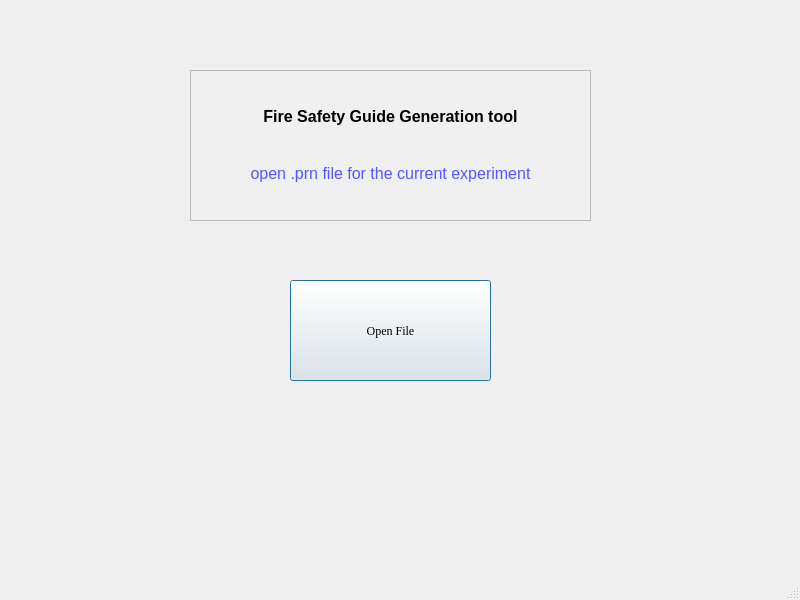
The window that cpp_ui/mainwindow.ui (zijianKING/Fire_Safety) describes before a commit, drawn with Qt 5.
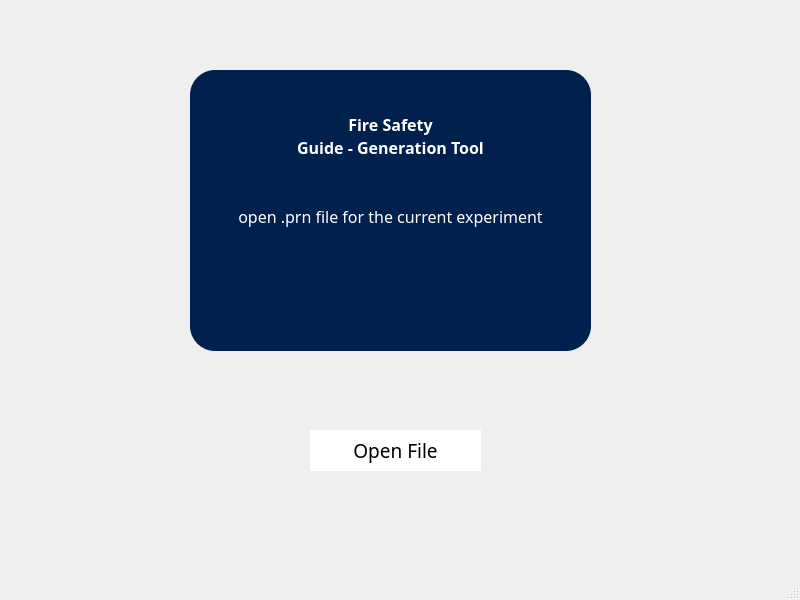
The same window after the commit.

```diff
--- a/cpp_ui/mainwindow.ui
+++ b/cpp_ui/mainwindow.ui
@@ -17,17 +17,26 @@
    <widget class="QPushButton" name="pushButton">
     <property name="geometry">
      <rect>
-      <x>290</x>
-      <y>280</y>
-      <width>201</width>
-      <height>101</height>
+      <x>310</x>
+      <y>430</y>
+      <width>171</width>
+      <height>41</height>
      </rect>
     </property>
     <property name="font">
      <font>
-      <family>Georgia</family>
+      <family>Centaur</family>
+      <pointsize>14</pointsize>
+      <weight>50</weight>
+      <italic>false</italic>
+      <bold>false</bold>
      </font>
     </property>
+    <property name="styleSheet">
+     <string notr="true">background: rgb(255, 255, 255);
+border-radius: 25px;
+font: 14pt &quot;Centaur&quot;;</string>
+    </property>
     <property name="text">
      <string>Open File</string>
     </property>
@@ -47,24 +56,36 @@
       <x>190</x>
       <y>70</y>
       <width>401</width>
-      <height>151</height>
+      <height>281</height>
      </rect>
     </property>
+    <property name="font">
+     <font>
+      <family>Centaur</family>
+      <pointsize>14</pointsize>
+      <weight>50</weight>
+      <italic>false</italic>
+      <bold>false</bold>
+     </font>
+    </property>
     <property name="styleSheet">
-     <string notr="true">background-color: rgb(240, 240, 240);
-border-color:  rgb(240, 240, 240);</string>
+     <string notr="true">background-color: rgb(0, 32, 78);
+border-color:  rgb(240, 240, 240);
+border-radius: 25px;
+font: 14pt &quot;Centaur&quot;;</string>
     </property>
     <property name="html">
      <string>&lt;!DOCTYPE HTML PUBLIC &quot;-//W3C//DTD HTML 4.0//EN&quot; &quot;http://www.w3.org/TR/REC-html40/strict.dtd&quot;&gt;
 &lt;html&gt;&lt;head&gt;&lt;meta name=&quot;qrichtext&quot; content=&quot;1&quot; /&gt;&lt;style type=&quot;text/css&quot;&gt;
 p, li { white-space: pre-wrap; }
-&lt;/style&gt;&lt;/head&gt;&lt;body style=&quot; font-family:'MS Shell Dlg 2'; font-size:8.25pt; font-weight:400; font-style:normal;&quot;&gt;
-&lt;p align=&quot;center&quot; style=&quot;-qt-paragraph-type:empty; margin-top:0px; margin-bottom:0px; margin-left:0px; margin-right:0px; -qt-block-indent:0; text-indent:0px;&quot;&gt;&lt;br /&gt;&lt;/p&gt;
-&lt;p align=&quot;center&quot; style=&quot;-qt-paragraph-type:empty; margin-top:0px; margin-bottom:0px; margin-left:0px; margin-right:0px; -qt-block-indent:0; text-indent:0px; font-size:12pt; font-weight:600;&quot;&gt;&lt;br /&gt;&lt;/p&gt;
-&lt;p align=&quot;center&quot; style=&quot; margin-top:0px; margin-bottom:0px; margin-left:0px; margin-right:0px; -qt-block-indent:0; text-indent:0px;&quot;&gt;&lt;span style=&quot; font-size:12pt; font-weight:600;&quot;&gt;Fire Safety Guide Generation tool&lt;/span&gt;&lt;/p&gt;
-&lt;p align=&quot;center&quot; style=&quot;-qt-paragraph-type:empty; margin-top:0px; margin-bottom:0px; margin-left:0px; margin-right:0px; -qt-block-indent:0; text-indent:0px; font-size:12pt; font-weight:600;&quot;&gt;&lt;br /&gt;&lt;/p&gt;
-&lt;p align=&quot;center&quot; style=&quot;-qt-paragraph-type:empty; margin-top:0px; margin-bottom:0px; margin-left:0px; margin-right:0px; -qt-block-indent:0; text-indent:0px; font-size:12pt; font-weight:600;&quot;&gt;&lt;br /&gt;&lt;/p&gt;
-&lt;p align=&quot;center&quot; style=&quot; margin-top:0px; margin-bottom:0px; margin-left:0px; margin-right:0px; -qt-block-indent:0; text-indent:0px;&quot;&gt;&lt;span style=&quot; font-size:12pt; color:#5555ff;&quot;&gt;open .prn file for the current experiment&lt;/span&gt;&lt;/p&gt;&lt;/body&gt;&lt;/html&gt;</string>
+&lt;/style&gt;&lt;/head&gt;&lt;body style=&quot; font-family:'Centaur'; font-size:14pt; font-weight:400; font-style:normal;&quot;&gt;
+&lt;p align=&quot;center&quot; style=&quot;-qt-paragraph-type:empty; margin-top:0px; margin-bottom:0px; margin-left:0px; margin-right:0px; -qt-block-indent:0; text-indent:0px; font-family:'MS Shell Dlg 2'; font-size:8.25pt;&quot;&gt;&lt;br /&gt;&lt;/p&gt;
+&lt;p align=&quot;center&quot; style=&quot;-qt-paragraph-type:empty; margin-top:0px; margin-bottom:0px; margin-left:0px; margin-right:0px; -qt-block-indent:0; text-indent:0px; font-family:'MS Shell Dlg 2'; font-size:12pt; font-weight:600; color:#ffffff;&quot;&gt;&lt;br /&gt;&lt;/p&gt;
+&lt;p align=&quot;center&quot; style=&quot; margin-top:0px; margin-bottom:0px; margin-left:0px; margin-right:0px; -qt-block-indent:0; text-indent:0px;&quot;&gt;&lt;span style=&quot; font-family:'MS Shell Dlg 2'; font-size:12pt; font-weight:600; color:#ffffff;&quot;&gt;Fire Safety&lt;/span&gt;&lt;/p&gt;
+&lt;p align=&quot;center&quot; style=&quot; margin-top:0px; margin-bottom:0px; margin-left:0px; margin-right:0px; -qt-block-indent:0; text-indent:0px;&quot;&gt;&lt;span style=&quot; font-family:'MS Shell Dlg 2'; font-size:12pt; font-weight:600; color:#ffffff;&quot;&gt;Guide - Generation Tool&lt;/span&gt;&lt;/p&gt;
+&lt;p align=&quot;center&quot; style=&quot;-qt-paragraph-type:empty; margin-top:0px; margin-bottom:0px; margin-left:0px; margin-right:0px; -qt-block-indent:0; text-indent:0px; font-family:'MS Shell Dlg 2'; font-size:12pt; font-weight:600; color:#ffffff;&quot;&gt;&lt;br /&gt;&lt;/p&gt;
+&lt;p align=&quot;center&quot; style=&quot;-qt-paragraph-type:empty; margin-top:0px; margin-bottom:0px; margin-left:0px; margin-right:0px; -qt-block-indent:0; text-indent:0px; font-family:'MS Shell Dlg 2'; font-size:12pt; font-weight:600; color:#ffffff;&quot;&gt;&lt;br /&gt;&lt;/p&gt;
+&lt;p align=&quot;center&quot; style=&quot; margin-top:0px; margin-bottom:0px; margin-left:0px; margin-right:0px; -qt-block-indent:0; text-indent:0px;&quot;&gt;&lt;span style=&quot; font-family:'MS Shell Dlg 2'; font-size:12pt; color:#ffffff;&quot;&gt;open .prn file for the current experiment&lt;/span&gt;&lt;/p&gt;&lt;/body&gt;&lt;/html&gt;</string>
     </property>
    </widget>
   </widget>
```
